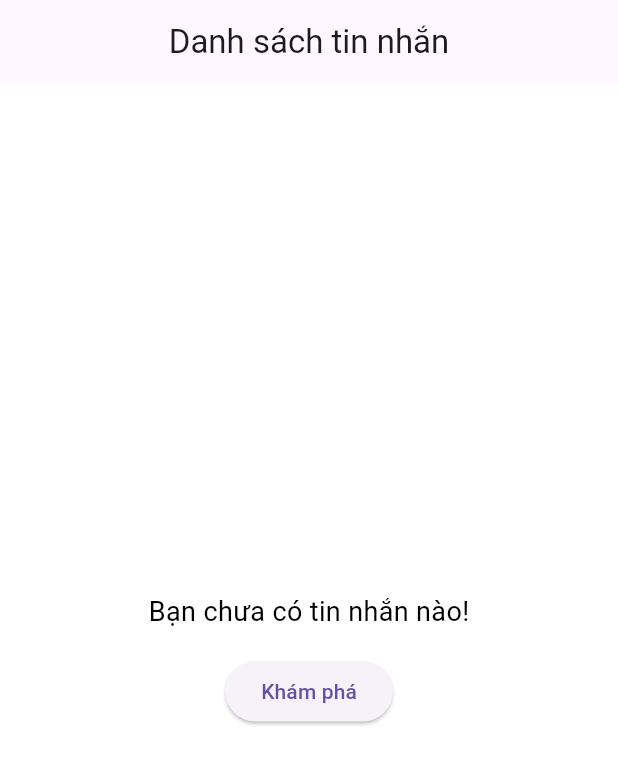
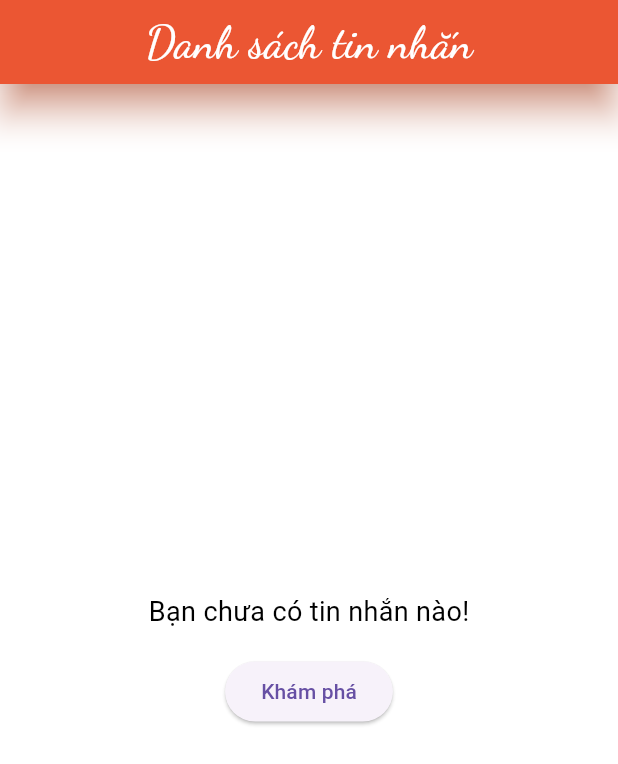
Before and after one commit to ThanhGay/hms-fe, a Flutter app: the MessageScreen screen opened directly, on a phone screen of 412 x 824 dp. Shown: the top 764 px of the screen. Run offline on Flutter 3.47's test engine with Material 3 defaults, Android fonts, the phone set to English and light mode, and no system bars; our stand-ins replace dio, flutter_svg, google_fonts, shared_preferences; accounts and stored records are empty; network calls fail.

Commit message:
fix appBar

```diff
--- a/lib/core/constants/api_constants.dart
+++ b/lib/core/constants/api_constants.dart
@@ -2,5 +2,5 @@ class APIConstants {
   //adb reverse tcp:6060 tcp:5108
   // hieunguyendanh91@gmail.com
   // 12345678
-  static const String api = "https://148b-2001-ee0-41c1-e032-5c5c-e748-16d9-ad0a.ngrok-free.app/";
+  static const String api = "http://localhost:5108/";
 }
--- a/lib/presentation/screens/favourite_screen.dart
+++ b/lib/presentation/screens/favourite_screen.dart
@@ -32,7 +32,9 @@ class _FavouriteScreen extends State<FavouriteScreen> {
     // Ví dụ: lấy token từ SharedPreferences
     final prefs = await SharedPreferences.getInstance();
     final token = prefs.getString('token'); // hoặc từ Provider
+    print("favourite");
     if (token != null && token.isNotEmpty) {
+      print("Favourite2");
       setState(() {
         isLoggedIn = true;
       });
@@ -43,19 +45,19 @@ class _FavouriteScreen extends State<FavouriteScreen> {
   @override
   void didChangeDependencies() {
     super.didChangeDependencies();
-    if (isLoggedIn) {
     final proFavourite = Provider.of<FavouriteProvider>(context);
     favoriteItems = proFavourite.favourite;
     if (favoriteItems.isNotEmpty) {
       List<Room> roomFav = [];
       for (var element in favoriteItems) {
         ApiRoom.getRoomById(element.roomId).then((data) {
+          print("object: ${data}");
+
           roomFav.add(data!);
           setState(() {
             rooms = roomFav;
           });
         });
-        }
       }
     }
   }
--- a/lib/presentation/screens/home_screen_bottom.dart
+++ b/lib/presentation/screens/home_screen_bottom.dart
@@ -49,8 +49,12 @@ class _HomeScreenBottomState extends State<HomeScreenBottom> {
             label: 'Yêu thích',
           ),
           BottomNavigationBarItem(
+            icon: Icon(Icons.card_giftcard_outlined),
+            label: 'Giảm giá',
+          ),
+          BottomNavigationBarItem(
             icon: Icon(Icons.airplane_ticket),
-            label: 'Chuyến đi',
+            label: 'Khám phá',
           ),
           BottomNavigationBarItem(
             icon: Icon(Icons.message),
--- a/lib/presentation/screens/message_screen.dart
+++ b/lib/presentation/screens/message_screen.dart
@@ -1,5 +1,6 @@
 import 'package:android_hms/core/services/api_favourite.dart';
 import 'package:flutter/material.dart';
+import 'package:google_fonts/google_fonts.dart';
 import 'package:shared_preferences/shared_preferences.dart';
 
 class MessageScreen extends StatefulWidget {
@@ -12,7 +13,7 @@ class MessageScreen extends StatefulWidget {
 class _MessageScreen extends State<MessageScreen> {
   bool isLoggedIn = false; // Thêm biến trạng thái
 
-    @override
+  @override
   void initState() {
     super.initState();
     checkLogin(); // Kiểm tra đăng nhập
@@ -34,18 +35,26 @@ class _MessageScreen extends State<MessageScreen> {
   Widget build(BuildContext context) {
     return Scaffold(
       appBar: AppBar(
-        title: Text("Danh sách tin nhắn"),
+        title: Text(
+          "Danh sách tin nhắn",
+          style: GoogleFonts.dancingScript(
+            fontSize: 30,
+            fontWeight: FontWeight.w500,
+            color: Colors.white,
+          ),
+        ),
+        backgroundColor: Colors.deepOrange,
         centerTitle: true,
+        elevation: 10, // đổ bóng
         automaticallyImplyLeading: false,
+        shadowColor: Colors.deepOrange, // Màu bóng
       ),
       body: Center(
         child: Column(
           mainAxisAlignment: MainAxisAlignment.center,
           children: [
             Text(
-              isLoggedIn
-                  ? "Bạn chưa có tin nhắn nào!"
-                  : "Bạn chưa đăng nhập!",
+              isLoggedIn ? "Bạn chưa có tin nhắn nào!" : "Bạn chưa đăng nhập!",
               style: TextStyle(fontSize: 18, color: Colors.black),
             ),
             SizedBox(height: 16),
```
Also changed, not shown: lib/presentation/screens/trip_screen.dart (+14 -5 lines), pubspec.lock. Lines whose indentation alone changed are shown as unchanged.
